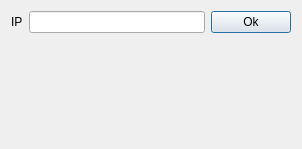
Old version of the form QtTextSync/DialogSetIP.ui in the repository ab44gl/QtTextSync.
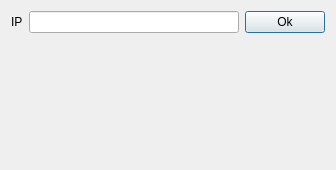
New version of the form.

The edit to the form file:
```diff
--- a/QtTextSync/DialogSetIP.ui
+++ b/QtTextSync/DialogSetIP.ui
@@ -6,12 +6,12 @@
    <rect>
     <x>0</x>
     <y>0</y>
-    <width>302</width>
-    <height>149</height>
+    <width>336</width>
+    <height>170</height>
    </rect>
   </property>
   <property name="sizePolicy">
-   <sizepolicy hsizetype="Fixed" vsizetype="Minimum">
+   <sizepolicy hsizetype="Fixed" vsizetype="Fixed">
     <horstretch>0</horstretch>
     <verstretch>0</verstretch>
    </sizepolicy>
```
